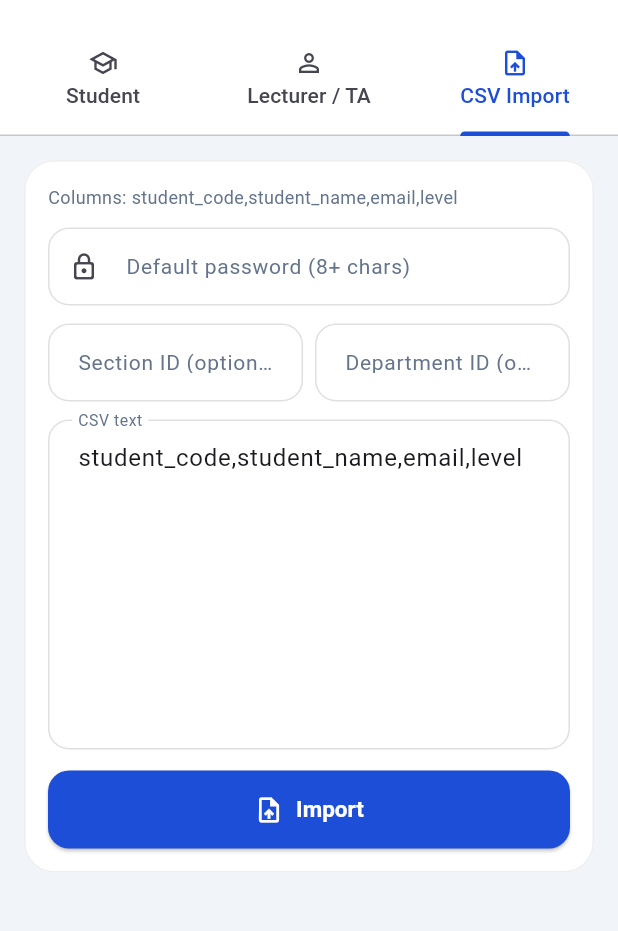
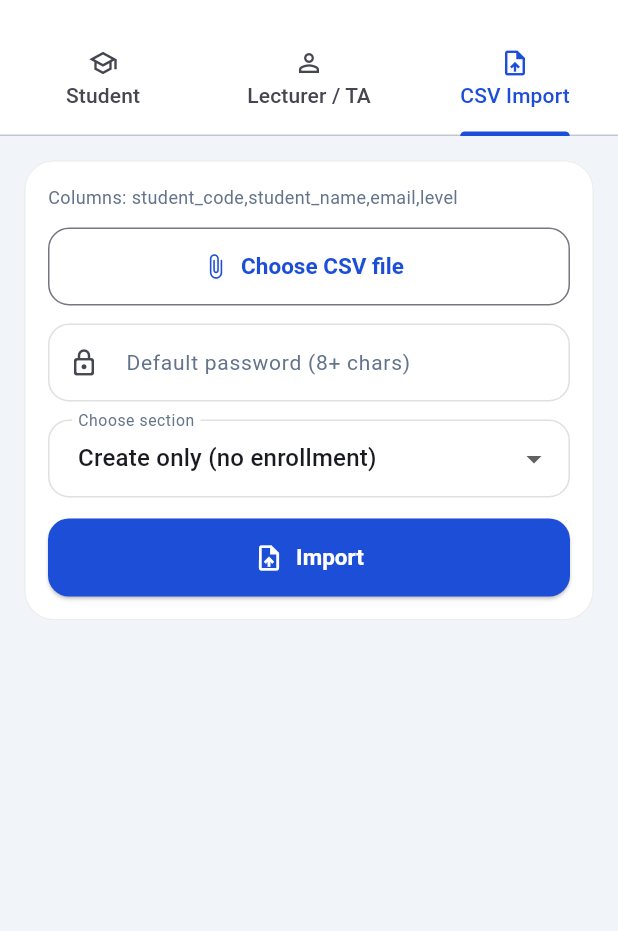
Before and after one commit to Smart-Attendance-Team/smart-attendance-flutter, a Flutter app: the PeopleScreen screen opened directly, tab 3 chosen, on a phone screen of 412 x 824 dp, the part 59-990 px from its top. Run offline on Flutter 3.47's test engine with Material 3 defaults, Android fonts, the phone set to English and light mode, and no system bars; our stand-ins replace dio, file_picker, flutter_secure_storage, qr_flutter; missing offline and left inert: mobile_scanner; accounts and stored records are empty; network calls fail.

```diff
--- a/lib/core/l10n/strings.dart
+++ b/lib/core/l10n/strings.dart
@@ -115,6 +115,7 @@ const Map<String, String> _en = {
   'sort_new': 'Newest first',
   'sort_old': 'Oldest first',
   'no_change': 'No change',
+  'no_enroll': 'Create only (no enrollment)',
   'dept_pick': 'Department (optional)',
   'student_sessions': 'My schedule',
   'student_sessions_sub': 'Weekly timetable of your sections',
@@ -344,10 +345,9 @@ const Map<String, String> _en = {
   'dept_l': 'Department',
   'tab_csv': 'CSV Import',
   'csv_pass': 'Default password (8+ chars)',
-  'csv_section': 'Section ID (optional, enrolls all)',
-  'csv_dept': 'Department ID (optional)',
-  'csv_data': 'CSV text',
   'csv_hint': 'Columns: student_code,student_name,email,level',
+  'pick_file': 'Choose CSV file',
+  'file_rows': '{n} rows ready',
   'import_btn': 'Import',
   'import_title': 'Import result',
   'import_summary': '{c} created of {t} ({r} rejected)',
@@ -360,9 +360,6 @@ const Map<String, String> _en = {
   'f_min': 'Min sessions',
   'f_corr': 'Corrections / 30 days',
   'apply': 'Apply',
-  'export_csv': 'Export CSV',
-  'exporting': 'Preparing the CSV file...',
-  'exported_ok': 'Report is ready to share',
   'my_sessions': 'My sessions',
   'no_sessions_yet': 'No sessions opened yet — open one above',
   'tap_qr': 'Tap to open QR / roster',
@@ -498,6 +495,7 @@ const Map<String, String> _ar = {
   'sort_new': 'الأحدث أولاً',
   'sort_old': 'الأقدم أولاً',
   'no_change': 'بدون تغيير',
+  'no_enroll': 'إنشاء فقط (بدون تسجيل)',
   'dept_pick': 'القسم (اختياري)',
   'student_sessions': 'جدولي الدراسي',
   'student_sessions_sub': 'الجدول الأسبوعي لسكاشنك',
@@ -720,10 +718,9 @@ const Map<String, String> _ar = {
   'dept_l': 'القسم',
   'tab_csv': 'استيراد CSV',
   'csv_pass': 'كلمة المرور الافتراضية (8+ أحرف)',
-  'csv_section': 'رقم السكشن (اختياري، يسجل الكل)',
-  'csv_dept': 'رقم القسم (اختياري)',
-  'csv_data': 'نص ملف CSV',
   'csv_hint': 'الأعمدة: student_code,student_name,email,level',
+  'pick_file': 'اختر ملف CSV',
+  'file_rows': '{n} صف جاهز',
   'import_btn': 'استيراد',
   'import_title': 'نتيجة الاستيراد',
   'import_summary': 'تم إنشاء {c} من {t} (مرفوض {r})',
@@ -736,9 +733,6 @@ const Map<String, String> _ar = {
   'f_min': 'أقل عدد سيشنات',
   'f_corr': 'طلبات التصحيح / 30 يوم',
   'apply': 'تطبيق',
-  'export_csv': 'تصدير CSV',
-  'exporting': 'جاري تجهيز ملف CSV...',
-  'exported_ok': 'التقرير جاهز للمشاركة',
   'my_sessions': 'سيشناتي',
   'no_sessions_yet': 'لم تفتح أي سيشن بعد — افتح واحد من فوق',
   'tap_qr': 'دوس لفتح الـ QR / الكشف',
--- a/lib/features/admin/presentation/people_screen.dart
+++ b/lib/features/admin/presentation/people_screen.dart
@@ -1,8 +1,13 @@
+import 'dart:convert';
+import 'dart:io';
+
+import 'package:file_picker/file_picker.dart';
 import 'package:flutter/material.dart';
 import 'package:flutter/services.dart';
 
 import '../../../core/l10n/strings.dart';
 import '../../../core/network/api_client.dart';
+import '../../../core/utils/format.dart';
 import '../../../core/widgets/ui.dart';
 
 /// POST /admin/students {email, password, student_code, student_name, ...}
@@ -32,13 +37,11 @@ class _PeopleScreenState extends State<PeopleScreen>
   final _tDept = TextEditingController();
   var _tType = 'lecturer';
 
-  // CSV import form (POST /admin/imports/students, body is text/csv).
+  // Simple CSV file import (POST /admin/imports/students, text/csv).
   final _csvPass = TextEditingController();
-  final _csvSection = TextEditingController();
-  final _csvDept = TextEditingController();
-  final _csvData = TextEditingController(
-    text: 'student_code,student_name,email,level\n',
-  );
+  String? _csvName;
+  String? _csvText;
+  int? _csvSectionId;
   bool _busy = false;
 
   @override
@@ -61,9 +64,6 @@ class _PeopleScreenState extends State<PeopleScreen>
     _tName.dispose();
     _tDept.dispose();
     _csvPass.dispose();
-    _csvSection.dispose();
-    _csvDept.dispose();
-    _csvData.dispose();
     super.dispose();
   }
 
@@ -205,26 +205,67 @@ class _PeopleScreenState extends State<PeopleScreen>
     );
   }
 
-  Future<void> _importCsv() async {
+  Future<void> _pickCsvFile() async {
+    try {
+      final result = await FilePicker.platform.pickFiles(
+        type: FileType.custom,
+        allowedExtensions: const ['csv', 'txt'],
+        withData: true,
+      );
+      final file = result?.files.single;
+      if (file == null) return;
+      String? text = file.bytes != null
+          ? utf8.decode(file.bytes!, allowMalformed: true)
+          : null;
+      if (text == null && file.path != null) {
+        text = await File(file.path!).readAsString();
+      }
+      if (!mounted) return;
+      setState(() {
+        _csvName = file.name;
+        _csvText = text?.trim().isEmpty == true ? null : text?.trim();
+      });
+    } catch (_) {
+      if (mounted) {
+        ScaffoldMessenger.of(context).showSnackBar(
+          SnackBar(content: Text(tr('cant_load'))),
+        );
+      }
+    }
+  }
+
+  int _csvRowCount() {
+    final text = _csvText;
+    if (text == null || text.isEmpty) return 0;
+    final lines = text
+        .split('\n')
+        .where((l) => l.trim().isNotEmpty)
+        .toList();
+    if (lines.isEmpty) return 0;
+    final first = lines.first.toLowerCase();
+    final hasHeader = first.contains('student_code') ||
+        first.contains('email') ||
+        first.contains('student_name');
+    return hasHeader ? lines.length - 1 : lines.length;
+  }
+
+  Future<void> _uploadCsv() async {
     final pass = _csvPass.text;
-    final csv = _csvData.text.trim();
+    final csv = _csvText;
+    if (csv == null || csv.isEmpty) {
+      ScaffoldMessenger.of(
+        context,
+      ).showSnackBar(SnackBar(content: Text(tr('pick_file'))));
+      return;
+    }
     if (pass.length < 8) {
       ScaffoldMessenger.of(
         context,
       ).showSnackBar(SnackBar(content: Text(tr('csv_pass'))));
       return;
     }
-    if (csv.isEmpty) {
-      ScaffoldMessenger.of(
-        context,
-      ).showSnackBar(SnackBar(content: Text(tr('csv_data'))));
-      return;
-    }
     final query = <String, dynamic>{'default_password': pass};
-    final sec = int.tryParse(_csvSection.text.trim());
-    final dept = int.tryParse(_csvDept.text.trim());
-    if (sec != null) query['section_id'] = sec;
-    if (dept != null) query['department_id'] = dept;
+    if (_csvSectionId != null) query['section_id'] = _csvSectionId;
     setState(() => _busy = true);
     try {
       final res = await _api.postCsv(
@@ -458,6 +499,26 @@ class _PeopleScreenState extends State<PeopleScreen>
                     ),
                   ),
                   const SizedBox(height: 12),
+                  OutlinedButton.icon(
+                    onPressed: _busy ? null : _pickCsvFile,
+                    icon: const Icon(Icons.attach_file_rounded),
+                    label: Text(
+                      _csvName ?? tr('pick_file'),
+                      overflow: TextOverflow.ellipsis,
+                    ),
+                  ),
+                  if (_csvName != null) ...[
+                    const SizedBox(height: 8),
+                    Text(
+                      tr('file_rows', {'n': '${_csvRowCount()}'}),
+                      textAlign: TextAlign.center,
+                      style: const TextStyle(
+                        color: Color(0xFF64748B),
+                        fontSize: 12,
+                      ),
+                    ),
+                  ],
+                  const SizedBox(height: 12),
                   AppField(
                     controller: _csvPass,
                     label: tr('csv_pass'),
@@ -465,43 +526,18 @@ class _PeopleScreenState extends State<PeopleScreen>
                     prefixIcon: Icons.lock_outline_rounded,
                   ),
                   const SizedBox(height: 12),
-                  Row(
-                    children: [
-                      Expanded(
-                        child: AppField(
-                          controller: _csvSection,
-                          label: tr('csv_section'),
-                          keyboardType: TextInputType.number,
-                          inputFormatters: [
-                            FilteringTextInputFormatter.digitsOnly,
-                          ],
-                        ),
-                      ),
-                      const SizedBox(width: 8),
-                      Expanded(
-                        child: AppField(
-                          controller: _csvDept,
-                          label: tr('csv_dept'),
-                          keyboardType: TextInputType.number,
-                          inputFormatters: [
-                            FilteringTextInputFormatter.digitsOnly,
-                          ],
-                        ),
-                      ),
-                    ],
-                  ),
-                  const SizedBox(height: 12),
-                  AppField(
-                    controller: _csvData,
-                    label: tr('csv_data'),
-                    maxLines: 8,
+                  _CsvSectionPicker(
+                    api: _api,
+                    value: _csvSectionId,
+                    onChanged: (v) =>
+                        setState(() => _csvSectionId = v),
                   ),
                   const SizedBox(height: 14),
                   AppButton(
                     label: tr('import_btn'),
                     icon: Icons.upload_file_outlined,
                     loading: _busy,
-                    onPressed: _importCsv,
+                    onPressed: _uploadCsv,
                   ),
                 ],
               ),
@@ -512,3 +548,66 @@ class _PeopleScreenState extends State<PeopleScreen>
     );
   }
 }
+
+/// Section dropdown for the CSV import, loaded from GET /admin/sections.
+/// Null = no enrollment, students are only created.
+class _CsvSectionPicker extends StatefulWidget {
+  final ApiClient api;
+  final int? value;
+  final ValueChanged<int?> onChanged;
+
+  const _CsvSectionPicker({
+    required this.api,
+    required this.value,
+    required this.onChanged,
+  });
+
+  @override
+  State<_CsvSectionPicker> createState() => _CsvSectionPickerState();
+}
+
+class _CsvSectionPickerState extends State<_CsvSectionPicker> {
+  late final Future<List<Map<String, dynamic>>> _future;
+
+  @override
+  void initState() {
+    super.initState();
+    _future = widget.api.getList('/admin/sections').then(
+          (list) => list
+              .whereType<Map>()
+              .map(Map<String, dynamic>.from)
+              .toList(),
+        );
+  }
+
+  @override
+  Widget build(BuildContext context) {
+    return FutureBuilder<List<Map<String, dynamic>>>(
+      future: _future,
+      builder: (context, snapshot) {
+        final sections = snapshot.data ?? const [];
+        return DropdownButtonFormField<int?>(
+          key: ValueKey<int?>(widget.value),
+          initialValue: widget.value,
+          decoration: InputDecoration(labelText: tr('pick_section')),
+          items: [
+            DropdownMenuItem(
+              value: null,
+              child: Text(tr('no_enroll')),
+            ),
+            for (final s in sections)
+              if (Format.asInt(s['section_id']) != null)
+                DropdownMenuItem(
+                  value: Format.asInt(s['section_id']),
+                  child: Text(
+                    '${s['section_name'] ?? ''} • ID ${s['section_id']}',
+                    overflow: TextOverflow.ellipsis,
+                  ),
+                ),
+          ],
+          onChanged: widget.onChanged,
+        );
+      },
+    );
+  }
+}
--- a/pubspec.yaml
+++ b/pubspec.yaml
@@ -19,8 +19,7 @@ dependencies:
   flutter_secure_storage: ^9.0.0
   qr_flutter: ^4.1.0
   intl: ^0.20.2
-  path_provider: ^2.1.4
-  share_plus: ^10.1.2
+  file_picker: ^10.1.2
 
 dev_dependencies:
   flutter_test:
```
Also changed, not shown: lib/core/network/api_client.dart (+0 -20 lines), lib/features/admin/presentation/reports_screen.dart (+0 -53 lines), pubspec.lock, 2 other files.
